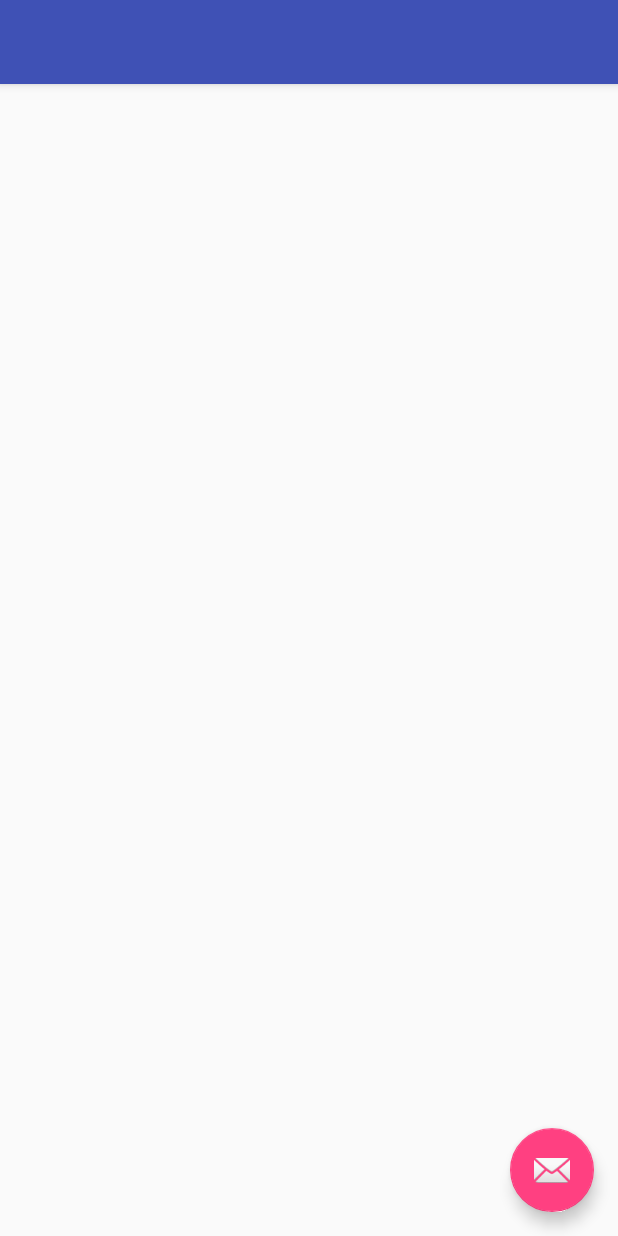
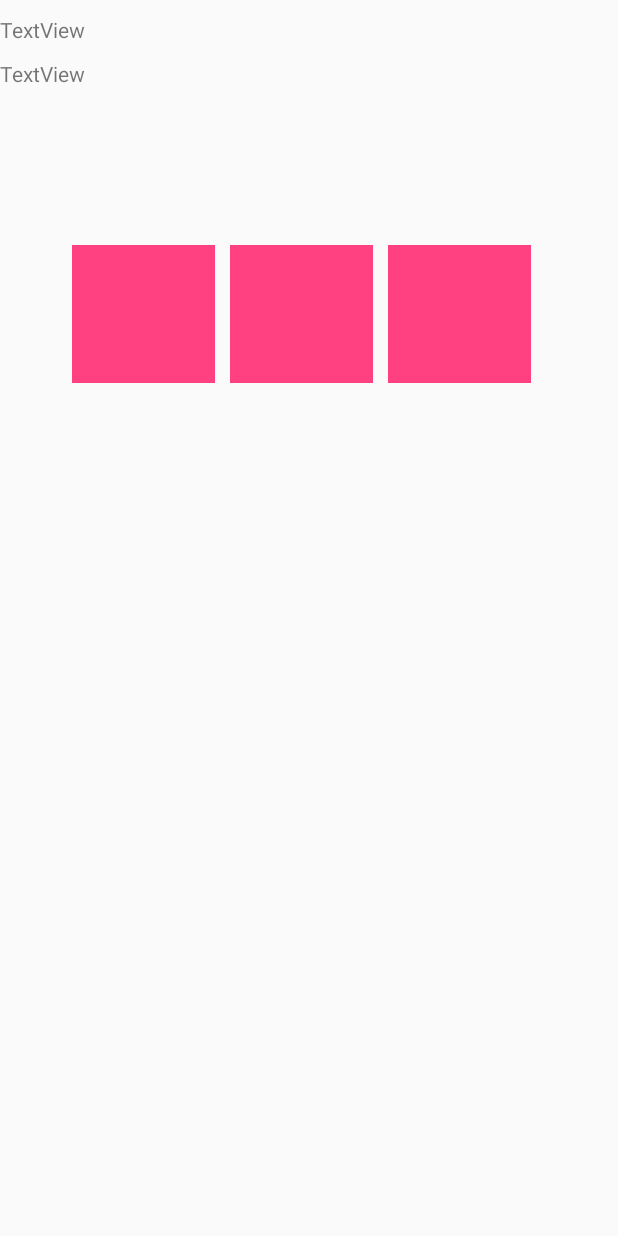
Before and after one commit to arousselotvi/AppPartiel, an Android app: the layout activity_detail_poi.xml on its own in the app's theme, with its tools: preview values and no code run, on a phone screen of 412 x 824 dp. Run offline under Robolectric (Android 15) with nearby library versions, the phone set to English and light mode, and no system bars; network calls fail.

```diff
--- a/app/src/main/java/com/example/antoinerousselot/apppartiel/RequestPOI.java
+++ b/app/src/main/java/com/example/antoinerousselot/apppartiel/RequestPOI.java
@@ -24,6 +24,7 @@ public class RequestPOI extends AppCompatActivity {
         super.onCreate(savedInstanceState);
         Bundle bundle = getIntent().getExtras();
         String myId=bundle.getString("myId");
+        final String initialResponse=bundle.getString("responseInitial");
         setContentView(R.layout.activity_request_poi);
         RequestQueue queue = Volley.newRequestQueue(this);
         String url ="http://voyage2.corellis.eu/api/v2/poi?id=" + myId;
@@ -34,6 +35,7 @@ public class RequestPOI extends AppCompatActivity {
                         Log.i(TAG,response.toString());
                         Bundle bundle2 =new Bundle();
                         bundle2.putString("response",response.toString());
+                        bundle2.putString("initialResponse",initialResponse.toString());
 
                         Intent monIntent= new Intent(RequestPOI.this,DetailPOI.class);
                         monIntent.putExtras(bundle2);
--- a/app/src/main/res/layout/activity_detail_poi.xml
+++ b/app/src/main/res/layout/activity_detail_poi.xml
@@ -1,33 +1,84 @@
 <?xml version="1.0" encoding="utf-8"?>
-<android.support.design.widget.CoordinatorLayout xmlns:android="http://schemas.android.com/apk/res/android"
+<LinearLayout xmlns:android="http://schemas.android.com/apk/res/android"
     xmlns:app="http://schemas.android.com/apk/res-auto"
     xmlns:tools="http://schemas.android.com/tools"
     android:layout_width="match_parent"
     android:layout_height="match_parent"
-    tools:context=".DetailPOI">
+    android:id="@+id/linearView"
+    tools:layout_editor_absoluteY="81dp"
+    tools:ignore="DuplicateIds">
 
-    <android.support.design.widget.AppBarLayout
+    <LinearLayout
+        android:id="@+id/linearView2"
         android:layout_width="match_parent"
-        android:layout_height="wrap_content"
-        android:theme="@style/AppTheme.AppBarOverlay">
+        android:layout_height="336dp"
+        android:orientation="vertical">
 
-        <android.support.v7.widget.Toolbar
-            android:id="@+id/toolbar"
+        <TextView
+            android:id="@+id/textView2"
+            android:layout_width="374dp"
+            android:layout_height="19dp"
+            android:layout_marginTop="10dp"
+            android:text="TextView"
+            tools:ignore="MissingConstraints"
+            tools:layout_editor_absoluteX="5dp"
+            tools:layout_editor_absoluteY="16dp" />
+
+        <TextView
+            android:id="@+id/textView3"
+            android:layout_width="372dp"
+            android:layout_height="101dp"
+            android:layout_marginTop="10dp"
+            android:text="TextView"
+            tools:ignore="MissingConstraints"
+            tools:layout_editor_absoluteX="5dp"
+            tools:layout_editor_absoluteY="52dp" />
+
+        <LinearLayout
+            android:id="@+id/linearView3"
             android:layout_width="match_parent"
-            android:layout_height="?attr/actionBarSize"
-            android:background="?attr/colorPrimary"
-            app:popupTheme="@style/AppTheme.PopupOverlay" />
+            android:layout_height="118dp"
+            android:gravity="center"
+            android:orientation="horizontal">
 
-    </android.support.design.widget.AppBarLayout>
+            <ImageView
+                android:id="@+id/imageView2"
+                android:layout_width="95dp"
+                android:layout_height="92dp"
+                android:layout_marginRight="10dp"
+                android:layout_marginTop="10dp"
+                app:srcCompat="@color/colorAccent"
+                tools:ignore="MissingConstraints"
+                tools:layout_editor_absoluteX="258dp"
+                tools:layout_editor_absoluteY="16dp" />
 
-    <include layout="@layout/content_detail_poi" />
+            <ImageView
+                android:id="@+id/imageView3"
+                android:layout_width="95dp"
+                android:layout_height="92dp"
+                android:layout_marginRight="10dp"
+                android:layout_marginTop="10dp"
+                app:srcCompat="@color/colorAccent"
+                tools:ignore="MissingConstraints"
+                tools:layout_editor_absoluteX="258dp"
+                tools:layout_editor_absoluteY="16dp" />
 
-    <android.support.design.widget.FloatingActionButton
-        android:id="@+id/fab"
-        android:layout_width="wrap_content"
-        android:layout_height="wrap_content"
-        android:layout_gravity="bottom|end"
-        android:layout_margin="@dimen/fab_margin"
-        app:srcCompat="@android:drawable/ic_dialog_email" />
+            <ImageView
+                android:id="@+id/imageView4"
+                android:layout_width="95dp"
+                android:layout_height="92dp"
+                android:layout_marginRight="10dp"
+                android:layout_marginTop="10dp"
+                app:srcCompat="@color/colorAccent"
+                tools:ignore="MissingConstraints"
+                tools:layout_editor_absoluteX="258dp"
+                tools:layout_editor_absoluteY="16dp" />
+        </LinearLayout>
 
-</android.support.design.widget.CoordinatorLayout>
+
+
+    </LinearLayout>
+
+
+
+</LinearLayout>
```
Also changed, not shown: app/src/main/java/com/example/antoinerousselot/apppartiel/DetailPOI.java (+97 -9 lines), app/src/main/java/com/example/antoinerousselot/apppartiel/DisplayPOIActivity.java (+8 -3 lines), app/src/main/res/layout/activity_display_poi.xml (+78 -8 lines).
